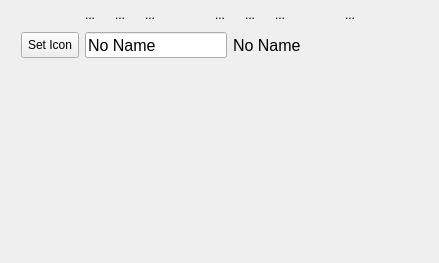
Qt form Include/imtgui/CCustomLayoutWidgetForm.ui (ImagingTools/ImtCore) before a commit.
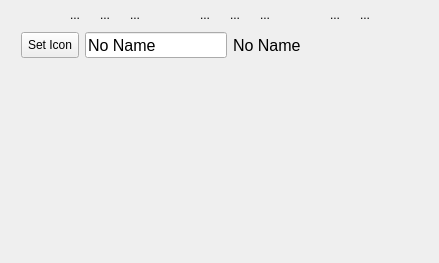
The same form after that commit. Icons and pictures are not drawn.

Commit message: Add Dialog Settings for Layout Manager

Patch:
```diff
--- a/Include/imtgui/CCustomLayoutWidgetForm.ui
+++ b/Include/imtgui/CCustomLayoutWidgetForm.ui
@@ -307,6 +307,26 @@
            </property>
           </widget>
          </item>
+         <item>
+          <widget class="QToolButton" name="Settings">
+           <property name="text">
+            <string>...</string>
+           </property>
+           <property name="icon">
+            <iconset resource="imtgui.qrc">
+             <normaloff>:/Icons/Settings</normaloff>:/Icons/Settings</iconset>
+           </property>
+           <property name="iconSize">
+            <size>
+             <width>20</width>
+             <height>20</height>
+            </size>
+           </property>
+           <property name="autoRaise">
+            <bool>true</bool>
+           </property>
+          </widget>
+         </item>
         </layout>
        </widget>
       </item>
```
The commit also changes 10 other files.
